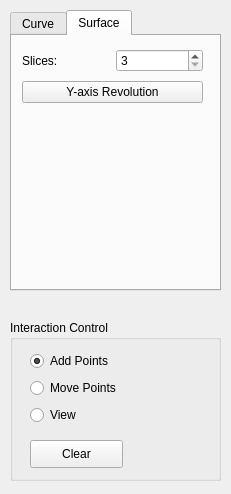
Old version of the form GeoModeling/Control.ui in the repository Wulonghua/GeometricModeling.
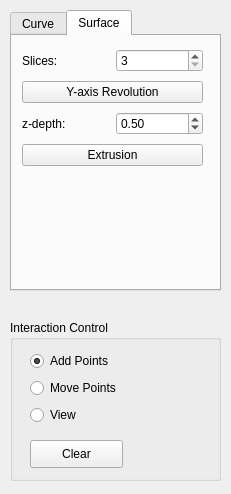
New version of the form.

Commit message: add y-revolution, z-extrusion; support closed curve for bezier.

Patch:
```diff
--- a/GeoModeling/Control.ui
+++ b/GeoModeling/Control.ui
@@ -193,7 +193,7 @@
        <x>10</x>
        <y>10</y>
        <width>181</width>
-       <height>61</height>
+       <height>127</height>
       </rect>
      </property>
      <layout class="QVBoxLayout" name="verticalLayout_3">
@@ -222,6 +222,43 @@
         </property>
        </widget>
       </item>
+      <item>
+       <layout class="QHBoxLayout" name="horizontalLayout_2">
+        <item>
+         <widget class="QLabel" name="label_zdepth">
+          <property name="text">
+           <string>z-depth:</string>
+          </property>
+         </widget>
+        </item>
+        <item>
+         <widget class="QDoubleSpinBox" name="doubleSpinBox_zdepth">
+          <property name="decimals">
+           <number>2</number>
+          </property>
+          <property name="minimum">
+           <double>-50.000000000000000</double>
+          </property>
+          <property name="maximum">
+           <double>50.000000000000000</double>
+          </property>
+          <property name="singleStep">
+           <double>0.100000000000000</double>
+          </property>
+          <property name="value">
+           <double>0.500000000000000</double>
+          </property>
+         </widget>
+        </item>
+       </layout>
+      </item>
+      <item>
+       <widget class="QPushButton" name="pushButton_extrusion">
+        <property name="text">
+         <string>Extrusion</string>
+        </property>
+       </widget>
+      </item>
      </layout>
     </widget>
    </widget>
```
Left out of the diff: 13 changed lines with no effect on the pictures. The commit also changes 9 other files.
